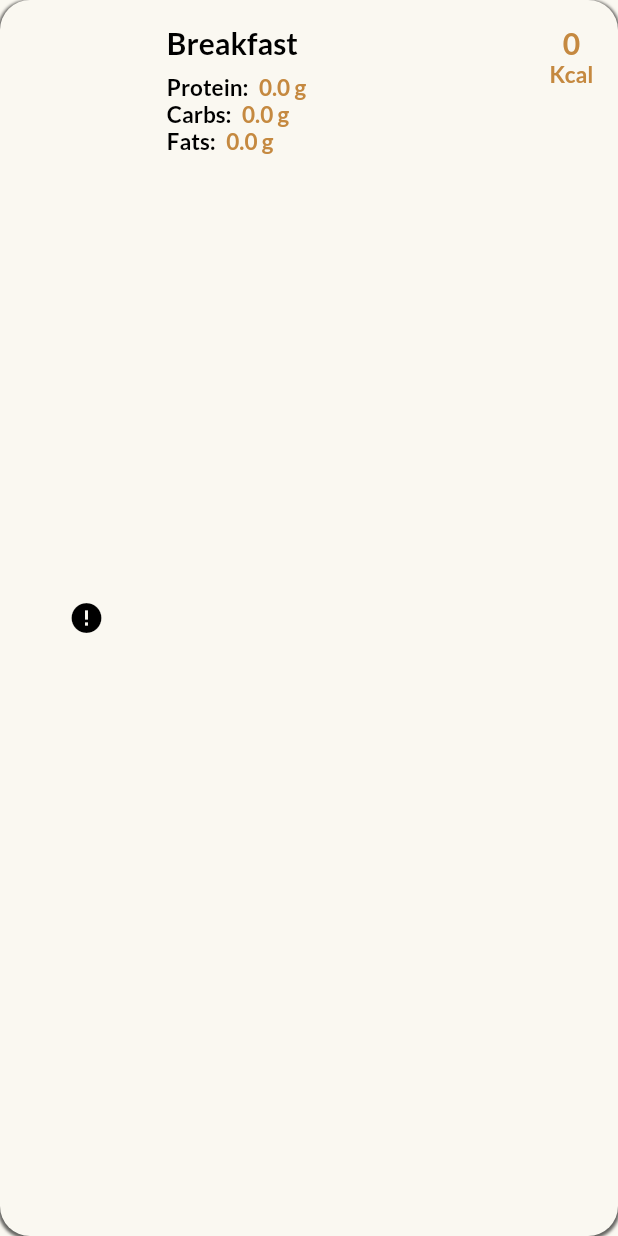
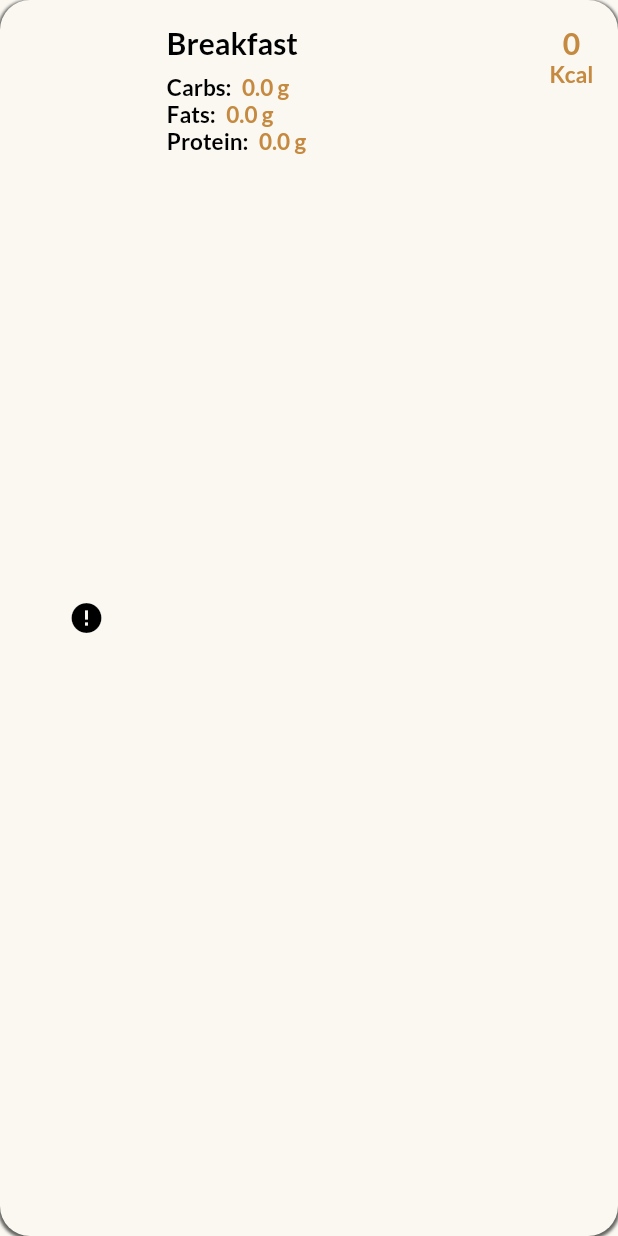
Before and after one commit to Mohamed-Ibrahim-Z/Calories-Estimator, a Flutter app: what categoryItem() shows on an empty page, opened directly with empty values, on a phone screen of 412 x 824 dp. Run offline on Flutter 3.47's test engine with Material 2 defaults, Android fonts, the phone set to English and light mode, and no system bars; drawn by our look-alikes of cached_network_image; our stand-ins replace animated_bottom_navigation_bar, animated_splash_screen, cloud_firestore, conditional_builder_null_safety, dio, equatable and 14 more; missing offline and left inert: dart:ffi; accounts and stored records are empty; network calls fail.

Commit message:
Bug fixed

```diff
--- a/calorie_me/lib/features/home_screen/presentation/manager/home_screen_cubit.dart
+++ b/calorie_me/lib/features/home_screen/presentation/manager/home_screen_cubit.dart
@@ -216,6 +216,10 @@ class HomeScreenCubit extends Cubit<HomeScreenStates> {
     proteinConsumed -= meal.ingredients['total_protein'];
     carbConsumed -= meal.ingredients['total_carb'];
     fatsConsumed -= meal.ingredients['total_fat'];
+    if (caloriesConsumed < 0) caloriesConsumed = 0;
+    if (proteinConsumed < 0) proteinConsumed = 0;
+    if (carbConsumed < 0) carbConsumed = 0;
+    if (fatsConsumed < 0) fatsConsumed = 0;
     mealIndex = index;
     emit(DeleteMealLoadingState());
 
--- a/calorie_me/lib/features/home_screen/presentation/views/widgets/category_item.dart
+++ b/calorie_me/lib/features/home_screen/presentation/views/widgets/category_item.dart
@@ -60,30 +60,15 @@ Widget categoryItem({
                       Row(
                         children: [
                           defaultText(
-                            text: "Protein: ",
-                            style: Theme.of(context).textTheme.bodySmall,
-                          ),
-                          1.pw,
-                          defaultText(
-                            text:
-                                "${double.parse(homeScreenCubit.categoryProteinConsumed[index].toStringAsFixed(1))} g",
-                            style:
-                                Theme.of(context).textTheme.bodySmall!.copyWith(
-                                      color: Color(0xFFC58940),
-                                    ),
-                          ),
-                        ],
-                      ),
-                      Row(
-                        children: [
-                          defaultText(
                             text: "Carbs: ",
                             style: Theme.of(context).textTheme.bodySmall,
                           ),
                           1.pw,
                           defaultText(
-                            text:
-                                "${double.parse(homeScreenCubit.categoryCarbsConsumed[index].toStringAsFixed(1))} g",
+                            text: homeScreenCubit.categoryCarbsConsumed[index] <
+                                    0
+                                ? "0.0 g"
+                                : "${double.parse(homeScreenCubit.categoryCarbsConsumed[index].toStringAsFixed(1))} g",
                             style:
                                 Theme.of(context).textTheme.bodySmall!.copyWith(
                                       color: Color(0xFFC58940),
@@ -99,8 +84,30 @@ Widget categoryItem({
                           ),
                           1.pw,
                           defaultText(
-                            text:
-                                "${double.parse(homeScreenCubit.categoryFatsConsumed[index].toStringAsFixed(1))} g",
+                            text: homeScreenCubit.categoryFatsConsumed[index] <
+                                    0
+                                ? "0.0 g"
+                                : "${double.parse(homeScreenCubit.categoryFatsConsumed[index].toStringAsFixed(1))} g",
+                            style:
+                                Theme.of(context).textTheme.bodySmall!.copyWith(
+                                      color: Color(0xFFC58940),
+                                    ),
+                          ),
+                        ],
+                      ),
+                      Row(
+                        children: [
+                          defaultText(
+                            text: "Protein: ",
+                            style: Theme.of(context).textTheme.bodySmall,
+                          ),
+                          1.pw,
+                          defaultText(
+                            text: homeScreenCubit
+                                        .categoryProteinConsumed[index] <
+                                    0
+                                ? "0.0 g"
+                                : "${double.parse(homeScreenCubit.categoryProteinConsumed[index].toStringAsFixed(1))} g",
                             style:
                                 Theme.of(context).textTheme.bodySmall!.copyWith(
                                       color: Color(0xFFC58940),
--- a/calorie_me/lib/features/home_screen/presentation/views/widgets/macros_indicator.dart
+++ b/calorie_me/lib/features/home_screen/presentation/views/widgets/macros_indicator.dart
@@ -6,8 +6,8 @@ import '../../../../../core/constants/constants.dart';
 import 'custom_linear_percent_indicator.dart';
 
 Widget macrosIndicator(
-        {required BuildContext context, required UserModel currentUser}) =>
-    Padding(
+    {required BuildContext context, required UserModel currentUser}) {
+  return Padding(
     padding: EdgeInsets.only(
       left: 3.w,
     ),
@@ -39,3 +39,4 @@ Widget macrosIndicator(
       ],
     ),
   );
+}
--- a/calorie_me/lib/features/home_screen/presentation/views/widgets/middle_bar.dart
+++ b/calorie_me/lib/features/home_screen/presentation/views/widgets/middle_bar.dart
@@ -25,7 +25,6 @@ Widget middleBar({
             kcalEatenContainer(context: context),
             2.ph,
             macrosIndicator(context: context, currentUser: currentUser),
-
           ],
         ),
         customPercentIndicator(context, currentUser),
```
Also changed, not shown: calorie_me/lib/features/home_screen/presentation/views/widgets/macro.dart (+10 -4 lines), calorie_me/lib/features/home_screen/presentation/views/widgets/meal_macros.dart (+17 -17 lines). Lines whose indentation alone changed are shown as unchanged.
